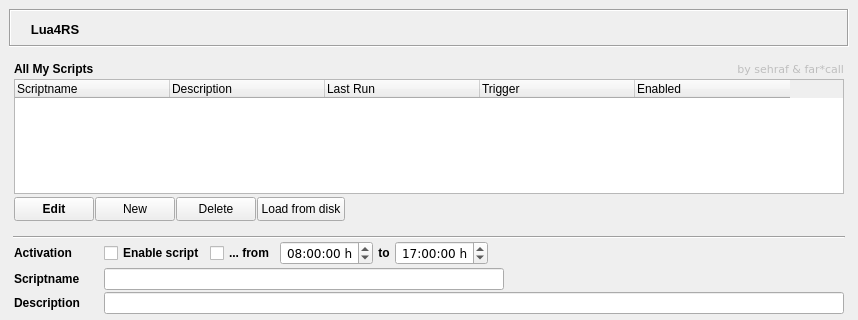
Above: gui/Lua4RSWidget.ui from RetroShare/Lua4RS before the change; both pictures show x 0 to 858 and y 0 to 320 of the 858 by 821 pixel window. Below: the same form after it.
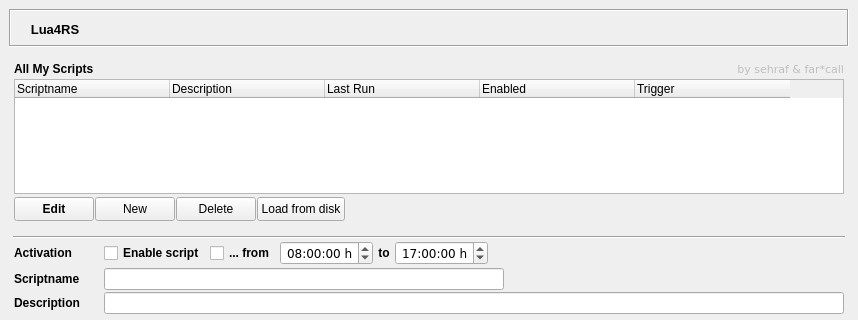
That is the form after the change. Icons and pictures are not drawn. Custom widgets are drawn as their Qt base class.

Commit message: switched trigger with active column

What changed in the file:
```diff
--- a/gui/Lua4RSWidget.ui
+++ b/gui/Lua4RSWidget.ui
@@ -408,7 +408,7 @@
              <string>Scriptname</string>
             </property>
             <property name="textAlignment">
-             <set>AlignLeft|AlignVCenter</set>
+             <set>AlignLeading|AlignVCenter</set>
             </property>
            </column>
            <column>
@@ -416,7 +416,7 @@
              <string>Description</string>
             </property>
             <property name="textAlignment">
-             <set>AlignLeft|AlignVCenter</set>
+             <set>AlignLeading|AlignVCenter</set>
             </property>
            </column>
            <column>
@@ -424,15 +424,7 @@
              <string>Last Run</string>
             </property>
             <property name="textAlignment">
-             <set>AlignLeft|AlignVCenter</set>
-            </property>
-           </column>
-           <column>
-            <property name="text">
-             <string>Trigger</string>
-            </property>
-            <property name="textAlignment">
-             <set>AlignLeft|AlignVCenter</set>
+             <set>AlignLeading|AlignVCenter</set>
             </property>
            </column>
            <column>
@@ -440,7 +432,15 @@
              <string>Enabled</string>
             </property>
             <property name="textAlignment">
-             <set>AlignLeft|AlignVCenter</set>
+             <set>AlignLeading|AlignVCenter</set>
+            </property>
+           </column>
+           <column>
+            <property name="text">
+             <string>Trigger</string>
+            </property>
+            <property name="textAlignment">
+             <set>AlignLeading|AlignVCenter</set>
             </property>
            </column>
           </widget>
```
